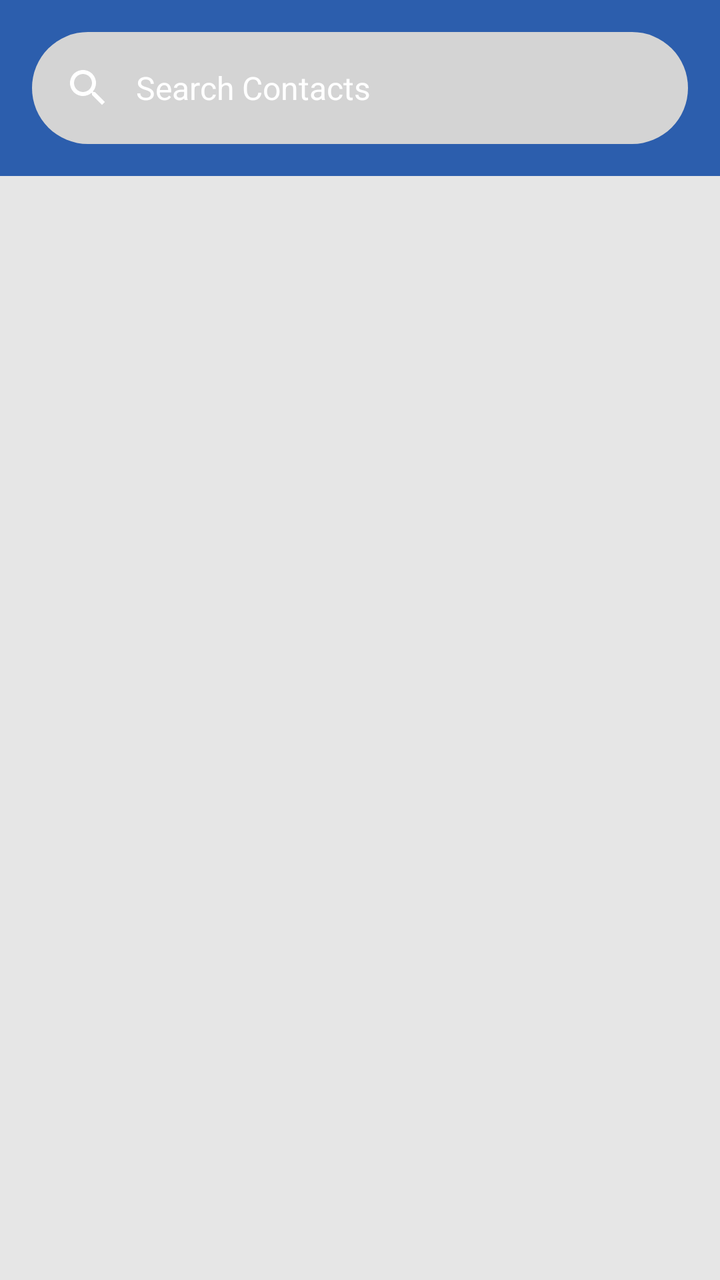
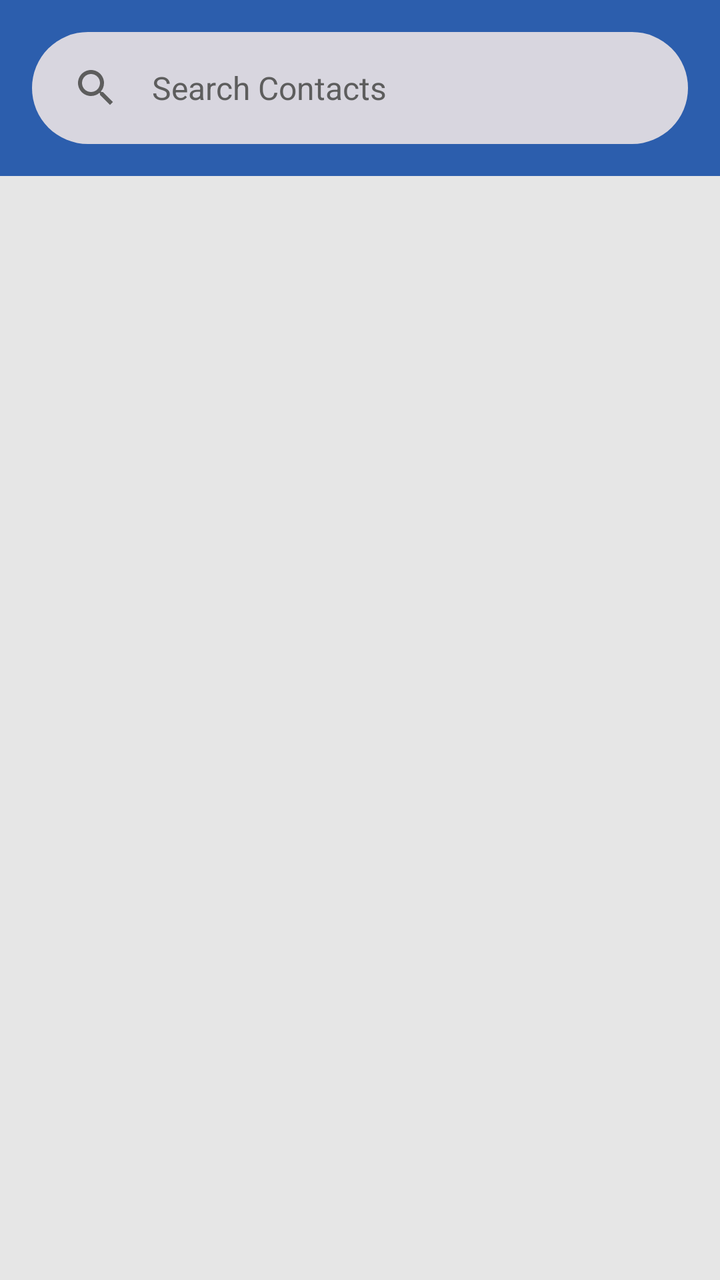

Screens rendered from an Android XML layout before and after an edit, with the pre-edit source and the edit as a unified diff.
<!-- AndroidManifest.xml: application theme Theme.CallSwitch -->
<!-- res/layout/component_contacts_app_bar.xml -->
<?xml version="1.0" encoding="utf-8"?>
<com.google.android.material.appbar.AppBarLayout xmlns:android="http://schemas.android.com/apk/res/android"
    xmlns:app="http://schemas.android.com/apk/res-auto"
    style="@style/Widget.App.LightToolbar"
    android:id="@+id/toolbar_main"
    android:layout_width="match_parent"
    android:layout_height="wrap_content"
    app:statusBarForeground="@color/blue"
    android:fitsSystemWindows="true">







    <com.google.android.material.appbar.MaterialToolbar
        android:id="@+id/toolbar"
        android:layout_width="match_parent"
        android:layout_height="wrap_content"
        android:background="@color/blue"
        app:layout_scrollFlags="enterAlways|scroll|snap">

    <com.google.android.material.search.SearchBar
        android:id="@+id/contact_search_bar"
        android:layout_width="match_parent"
        android:layout_height="wrap_content"
        android:backgroundTint="@color/grey_3"
        android:hint="@string/search_contacts" />
    </com.google.android.material.appbar.MaterialToolbar>
</com.google.android.material.appbar.AppBarLayout>
<!-- resources referenced by this layout -->
<resources>
  <color name="blue">#2C5EAD</color>
  <color name="grey_3">#d4d4d4</color>
  <string name="search_contacts">Search Contacts</string>
  <style name="Widget.App.LightToolbar" parent="Widget.Material3.Toolbar">
          <item name="materialThemeOverlay">@style/ThemeOverlay.App.LightToolbar</item>
      </style>
  <style name="Theme.CallSwitch" parent="Base.Theme.CallSwitch" />
  <style name="ThemeOverlay.App.LightToolbar" parent="">
          <item name="colorSurface">@color/grey_2</item>
          <item name="colorOnSurface">@color/grey_2</item>
          <item name="colorSurfaceContainer">@color/grey_2</item>
          <item name="colorOnSurfaceVariant">@color/white</item>
  
          <item name="iconTint">@color/white</item>
          <item name="textAppearanceTitleLarge">@style/TextAppearance.App.TitleLarge</item>
          <item name="textAppearanceTitleMedium">@style/TextAppearance.App.TitleMedium</item>
      </style>
  <style name="Base.Theme.CallSwitch" parent="Theme.Material3.DayNight.NoActionBar">
          
          
          <item name="colorSurface">@color/blue</item>
          <item name="toolbarStyle">@style/Widget.App.Toolbar</item>
          <item name="bottomNavigationStyle">@style/Widget.App.BottomNavigationView</item>
      </style>
  <color name="grey_2">#e6e6e6</color>
  <color name="white">#FFFFFFFF</color>
  <style name="TextAppearance.App.TitleLarge" parent="TextAppearance.Material3.TitleLarge">
  
  
      </style>
  <style name="TextAppearance.App.TitleMedium" parent="TextAppearance.Material3.TitleMedium">
  
  
      </style>
  <style name="Widget.App.Toolbar" parent="Widget.Material3.Toolbar">
          <item name="materialThemeOverlay">@style/ThemeOverlay.App.Toolbar</item>
      </style>
  <style name="Widget.App.BottomNavigationView" parent="Widget.Material3.BottomNavigationView">
          <item name="materialThemeOverlay">@style/ThemeOverlay.App.BottomNavigationView</item>
      </style>
  <style name="ThemeOverlay.App.Toolbar" parent="">
          <item name="colorSurface">@color/blue</item>
          <item name="colorOnSurface">@color/blue</item>
          <item name="colorSurfaceContainer">@color/blue</item>
          <item name="colorOnSurfaceVariant">@color/white</item>
          <item name="titleTextColor">@color/white</item>
          <item name="iconTint">@color/white</item>
          <item name="textAppearanceTitleLarge">@style/TextAppearance.App.TitleLarge</item>
          <item name="textAppearanceTitleMedium">@style/TextAppearance.App.TitleMedium</item>
      </style>
  <style name="ThemeOverlay.App.BottomNavigationView" parent="">
          
          <item name="colorOnSurfaceVariant">@color/white</item>
          
          <item name="colorSurfaceContainer">@color/blue</item>
          
          <item name="colorSecondary">@color/blue</item>
          
          <item name="colorSecondaryContainer">@color/white</item>
          
          <item name="colorOnSecondaryContainer">@color/blue</item>
      </style>
</resources>

<!-- the commit's change to res/layout/component_contacts_app_bar.xml (unified diff, before → after) -->
@@ -1,8 +1,8 @@
 <?xml version="1.0" encoding="utf-8"?>
 <com.google.android.material.appbar.AppBarLayout xmlns:android="http://schemas.android.com/apk/res/android"
     xmlns:app="http://schemas.android.com/apk/res-auto"
+    android:id="@+id/toolbar_main"
     style="@style/Widget.App.LightToolbar"
-    android:id="@+id/toolbar_main"
     android:layout_width="match_parent"
     android:layout_height="wrap_content"
     app:statusBarForeground="@color/blue"
@@ -22,10 +22,11 @@
         app:layout_scrollFlags="enterAlways|scroll|snap">
 
     <com.google.android.material.search.SearchBar
+        style="@style/Widget.App.SearchBar"
         android:id="@+id/contact_search_bar"
         android:layout_width="match_parent"
         android:layout_height="wrap_content"
-        android:backgroundTint="@color/grey_3"
+        android:backgroundTint="@color/grey_2"
         android:hint="@string/search_contacts" />
     </com.google.android.material.appbar.MaterialToolbar>
 </com.google.android.material.appbar.AppBarLayout>
<!-- resource entries referenced after the edit -->
@@ -1,19 +1,31 @@
 <!-- resources referenced by this layout -->
 <resources>
   <color name="blue">#2C5EAD</color>
-  <color name="grey_3">#d4d4d4</color>
   <string name="search_contacts">Search Contacts</string>
   <style name="Widget.App.LightToolbar" parent="Widget.Material3.Toolbar">
           <item name="materialThemeOverlay">@style/ThemeOverlay.App.LightToolbar</item>
+      </style>
+  <style name="Widget.App.SearchBar" parent="Widget.Material3.SearchBar">
+          <item name="materialThemeOverlay">@style/ThemeOverlay.App.SearchBar</item>
       </style>
   <style name="Theme.CallSwitch" parent="Base.Theme.CallSwitch" />
   <style name="ThemeOverlay.App.LightToolbar" parent="">
           <item name="colorSurface">@color/grey_2</item>
           <item name="colorOnSurface">@color/grey_2</item>
           <item name="colorSurfaceContainer">@color/grey_2</item>
-          <item name="colorOnSurfaceVariant">@color/white</item>
-  
-          <item name="iconTint">@color/white</item>
+          <item name="navigationIconTint">@color/grey_15</item>
+          <item name="colorOnSurfaceVariant">@color/grey_10</item>
+          <item name="titleTextColor">@color/grey_10</item>
+          <item name="textAppearanceTitleLarge">@style/TextAppearance.App.TitleLarge</item>
+          <item name="textAppearanceTitleMedium">@style/TextAppearance.App.TitleMedium</item>
+      </style>
+  <style name="ThemeOverlay.App.SearchBar" parent="">
+          <item name="colorSurface">@color/grey_2</item>
+          <item name="colorOnSurface">@color/grey_2</item>
+          <item name="colorSurfaceContainer">@color/grey_2</item>
+          <item name="navigationIconTint">@color/grey_10</item>
+          <item name="colorOnSurfaceVariant">@color/grey_10</item>
+          <item name="titleTextColor">@color/grey_10</item>
           <item name="textAppearanceTitleLarge">@style/TextAppearance.App.TitleLarge</item>
           <item name="textAppearanceTitleMedium">@style/TextAppearance.App.TitleMedium</item>
       </style>
@@ -24,15 +36,17 @@
           <item name="toolbarStyle">@style/Widget.App.Toolbar</item>
           <item name="bottomNavigationStyle">@style/Widget.App.BottomNavigationView</item>
       </style>
+  <color name="grey_15">#080808</color>
+  <color name="grey_10">#5d5d5d</color>
   <color name="grey_2">#e6e6e6</color>
   <color name="white">#FFFFFFFF</color>
   <style name="TextAppearance.App.TitleLarge" parent="TextAppearance.Material3.TitleLarge">
-  
-  
+          
+          
       </style>
   <style name="TextAppearance.App.TitleMedium" parent="TextAppearance.Material3.TitleMedium">
-  
-  
+          
+          
       </style>
   <style name="Widget.App.Toolbar" parent="Widget.Material3.Toolbar">
           <item name="materialThemeOverlay">@style/ThemeOverlay.App.Toolbar</item>
